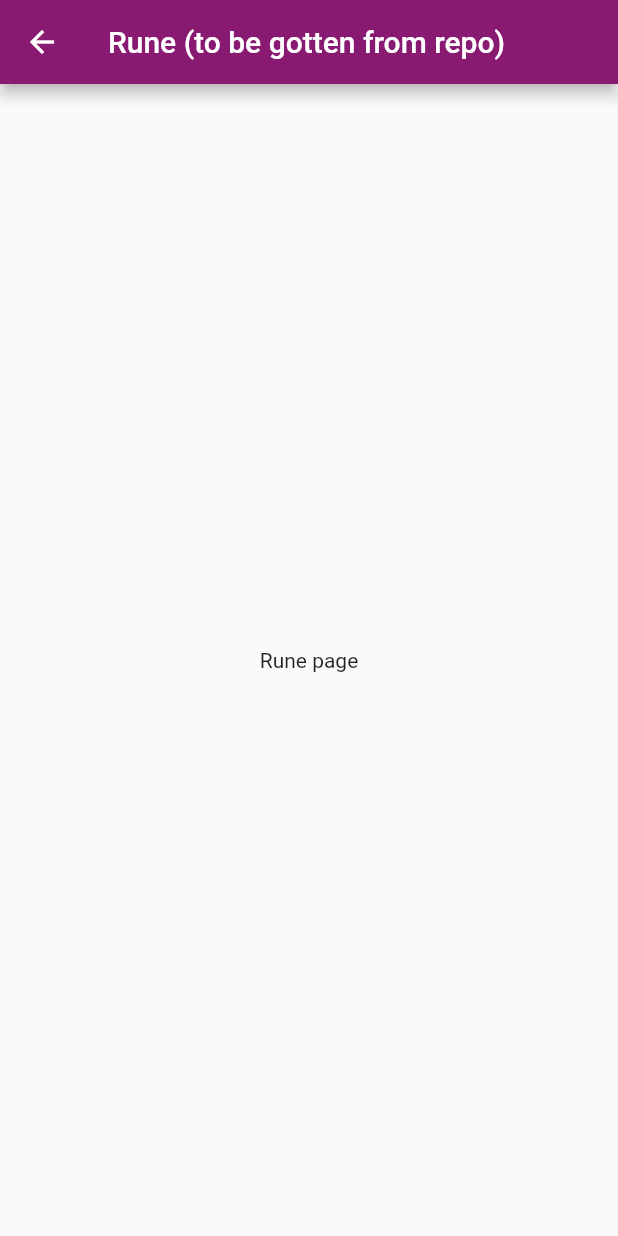
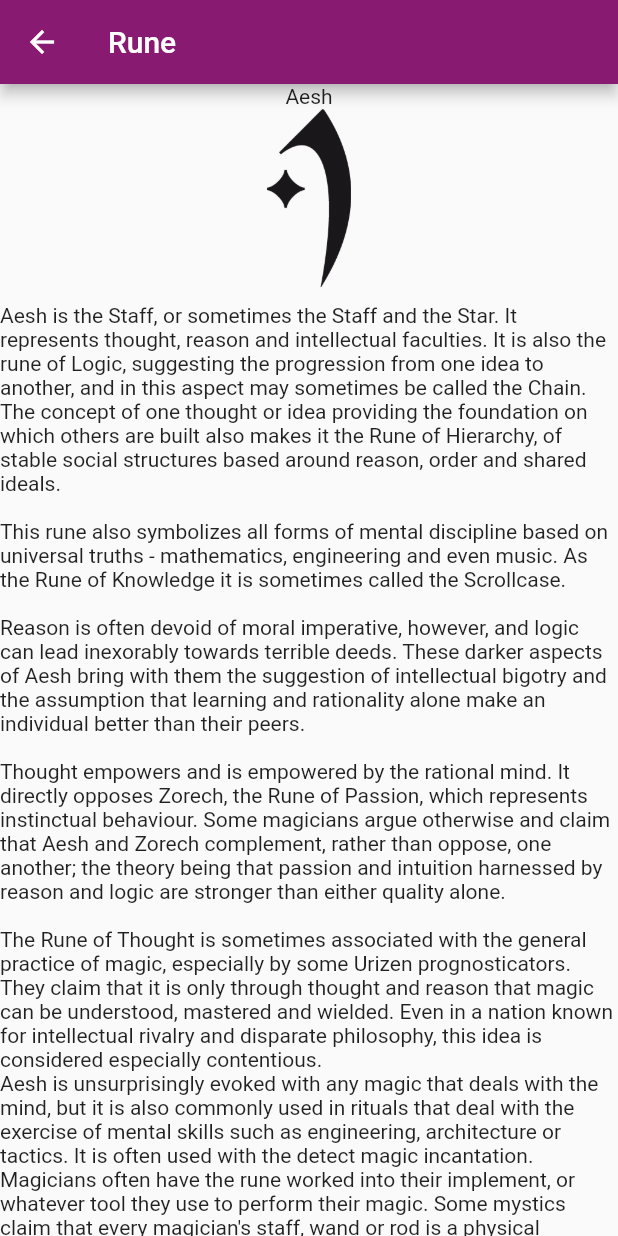
Before and after one commit to clayt8/empire_larp_helper, a Flutter app: the RunesScreen screen opened directly, after a tap on "Aesh", on a phone screen of 412 x 824 dp. Run offline on Flutter 3.47's test engine with Material 2 defaults, Android fonts, the phone set to English and light mode, and no system bars; our stand-ins replace flutter_native_splash, intro_slider, shared_preferences; accounts and stored records are empty.

Commit message:
viewmodel and repo code working, need to fill out the rest of the json, and apply styling to the rune page

```diff
--- a/lib/Screens/Runes/model/runes_model.dart
+++ b/lib/Screens/Runes/model/runes_model.dart
@@ -11,16 +11,16 @@ class RuneModel {
   RuneModel(this.id, this.name, this.altName, this.realmAffiliation,
       this.description, this.useInMagic, this.useInCrafting, this.imagePath);
 
-  factory RuneModel.fromJson(dynamic json) {
+  factory RuneModel.fromJson(Map<String, dynamic> data) {
     return RuneModel(
-        json['id'] as int,
-        json['name'] as String,
-        json['altName'] as String,
-        json['realmAffiliation'] as String,
-        json['description'] as String,
-        json['useInMagic'] as String,
-        json['useInCrafting'] as String,
-        json['imagePath'] as String);
+        data['id'] as int,
+        data['name'] as String,
+        data['altName'] as String,
+        data['realmAffiliation'] as String,
+        data['description'] as String,
+        data['useInMagic'] as String,
+        data['useInCrafting'] as String,
+        data['imagePath'] as String);
   }
 }
 
--- a/lib/Screens/Runes/repository/rune_detail_repo.dart
+++ b/lib/Screens/Runes/repository/rune_detail_repo.dart
@@ -12,10 +12,11 @@ class RuneDetailRepo {
   Future<RuneModel> readRuneDetailFromJSON(String runeName) async {
     try {
       //code that has potential to throw an exception
-      String response = await rootBundle.loadString('assets/json/rune_details/$runeName.json');
+      String path = "assets/json/rune_details/$runeName.json";
+      String response = await rootBundle.loadString(path);
 
       var runeJson = jsonDecode(response)['rune'];
-      RuneModel rune = runeJson.map((runesObjsJson) => RuneModel.fromJson(runesObjsJson));
+      RuneModel rune = RuneModel.fromJson(runeJson);
 
       return rune;
 
--- a/lib/Screens/Runes/screens/rune_detail_screen.dart
+++ b/lib/Screens/Runes/screens/rune_detail_screen.dart
@@ -26,6 +26,7 @@ class RuneDetailScreen extends StatefulWidget {
 class _RuneDetailScreenState extends State<RuneDetailScreen> {
   late RuneDetailViewModel viewModel;
   late Future<RuneModel> rune;
+  String title = "Rune";
 
   @override
   void initState() {
@@ -34,7 +35,6 @@ class _RuneDetailScreenState extends State<RuneDetailScreen> {
     viewModel = RuneDetailViewModel();
     rune = viewModel.getRune();
   }
-
 
   @override
   Widget build(BuildContext context) {
@@ -47,7 +47,7 @@ class _RuneDetailScreenState extends State<RuneDetailScreen> {
         ),
         home: Scaffold(
           appBar: AppBar(
-            title: Text("Rune (to be gotten from repo)"),
+            title: Text(title),
             automaticallyImplyLeading: false,
             leading: IconButton(
               icon: const Icon(Icons.arrow_back),
@@ -56,9 +56,43 @@ class _RuneDetailScreenState extends State<RuneDetailScreen> {
               },
             ),
           ),
-          body: const Center(
-            child: Text("Rune page"),
+          body: FutureBuilder<RuneModel>(
+            future: rune,
+            builder: (BuildContext context,
+                AsyncSnapshot<RuneModel> snapshot) {
+              if (snapshot.hasData && snapshot.data != null) {
+                return SingleChildScrollView(
+                  child: Column(
+                    crossAxisAlignment: CrossAxisAlignment.center,
+                    children: [
+                      Text(snapshot.data!.name),
+                      Container(
+                        margin: const EdgeInsets.only(bottom: 10.0),
+                        height: 120,
+                        decoration: BoxDecoration(
+                            shape: BoxShape.circle,
+                            image: DecorationImage(image: AssetImage(snapshot.data!.imagePath))),
+                      ),
+                      Text(snapshot.data!.description),
+                      Text(snapshot.data!.useInMagic),
+                      Text(snapshot.data!.useInCrafting),
+                    ],
+                  ),
+                );
+              } else {
+                return const Text(
+                    "Loading Runes"); //TODO cool loading rune animation thing
+              }
+            },
           ),
         ));
   }
+
+
+  void setTitle(String runeName){
+    setState(() {
+      title = runeName;
+    });
+  }
+
 }
--- a/lib/Screens/Runes/viewmodel/rune_detail_viewmodel.dart
+++ b/lib/Screens/Runes/viewmodel/rune_detail_viewmodel.dart
@@ -16,6 +16,6 @@ class RuneDetailViewModel {
   RuneDetailRepo repo = RuneDetailRepo();
 
   Future<RuneModel> getRune() {
-    return repo.readRuneDetailFromJSON(currentRuneName);
+    return repo.readRuneDetailFromJSON(currentRuneName.toLowerCase());
   }
 }
--- a/pubspec.yaml
+++ b/pubspec.yaml
@@ -73,7 +73,6 @@ flutter:
     - assets/dawnLogo.png
     - assets/settings.png
     - assets/home.png
-    - assets/json/rune_card_list.json
     - assets/runes/Aesh.png
     - assets/runes/Bravash.png
     - assets/runes/Cavul.png
@@ -101,6 +100,9 @@ flutter:
     - assets/runes/Yoorn.png
     - assets/runes/Zorech.png
     - assets/runes/unnamed.png
+    - assets/json/rune_card_list.json
+    - assets/json/rune_details/aesh.json
+
 
 
   # Runes
```
